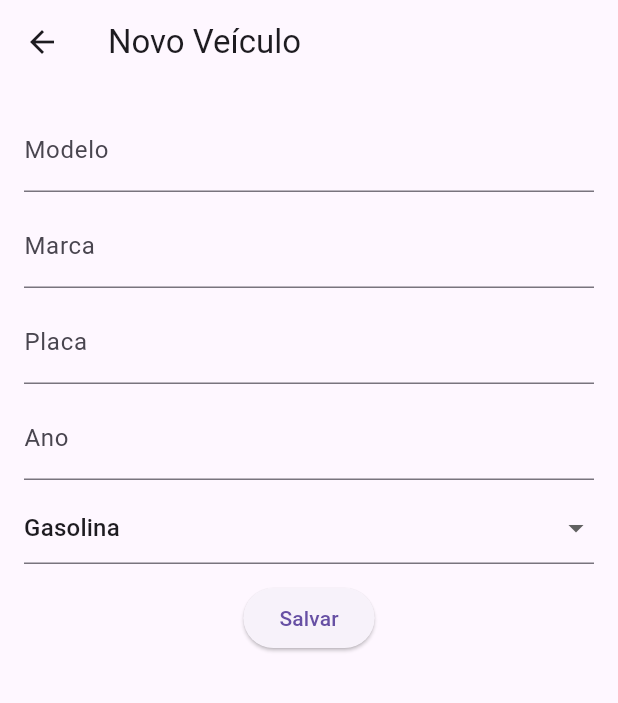
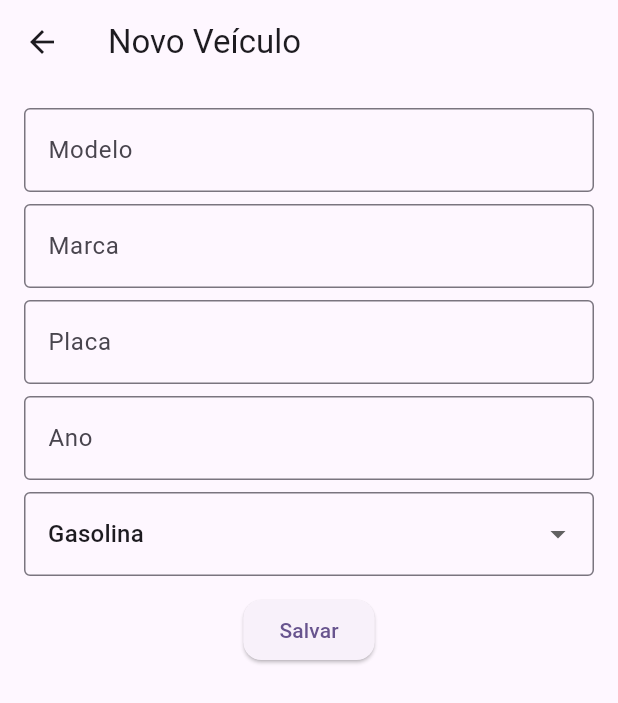
Before and after one commit to stelladesolaria/provaFlutter, a Flutter app: the NovoVeiculoPage screen opened directly, on a phone screen of 412 x 824 dp. Shown: the top 703 px of the screen. Run offline on Flutter 3.47's test engine with Material 3 defaults, Android fonts, the phone set to English and light mode, and no system bars; our stand-ins replace cloud_firestore, firebase_auth, firebase_core; accounts and stored records are empty.

Commit message:
style(theme): tema customizado e navegação
Implementação do tema personalizado e Drawer.

```diff
--- a/flutter_application/lib/app.dart
+++ b/flutter_application/lib/app.dart
@@ -3,6 +3,8 @@ import 'core/theme.dart';
 import 'core/routes.dart';
 import 'services/auth_service.dart';
 import 'package:provider/provider.dart';
+import 'pages/auth/login_page.dart';
+import 'pages/home/home_page.dart';
 
 class MyApp extends StatelessWidget {
   const MyApp({super.key});
@@ -29,8 +31,7 @@ class MyApp extends StatelessWidget {
     );
   }
 }
-import 'pages/auth/login_page.dart';
-import 'pages/home/home_page.dart';
+
 
 class LoginPageRedirect extends StatelessWidget {
   const LoginPageRedirect({super.key});
--- /dev/null
+++ b/flutter_application/lib/core/routes.dart
@@ -0,0 +1,20 @@
+import 'package:flutter/material.dart';
+import '../pages/auth/login_page.dart';
+import '../pages/auth/register_page.dart';
+import '../pages/home/home_page.dart';
+import '../pages/veiculos/lista_veiculos.dart';
+import '../pages/veiculos/novo_veiculo.dart';
+import '../pages/abastecimentos/lista_abastecimentos.dart';
+import '../pages/abastecimentos/novo_abastecimento.dart';
+
+class AppRoutes {
+  static final routes = <String, WidgetBuilder>{
+    '/': (c) => const LoginPage(),
+    '/register': (c) => const RegisterPage(),
+    '/home': (c) => const HomePage(),
+    '/meus-veiculos': (c) => ListaVeiculosPage(),
+    '/novo-veiculo': (c) => NovoVeiculoPage(),
+    '/meus-abastecimentos': (c) => ListaAbastecimentosPage(),
+    '/novo-abastecimento': (c) => NovoAbastecimentoPage(),
+  };
+}
--- /dev/null
+++ b/flutter_application/lib/core/theme.dart
@@ -0,0 +1,14 @@
+import 'package:flutter/material.dart';
+
+class AppTheme {
+  static final theme = ThemeData(
+    useMaterial3: true,
+    colorScheme: ColorScheme.fromSeed(seedColor: Colors.deepPurple),
+    inputDecorationTheme: const InputDecorationTheme(
+      border: OutlineInputBorder(),
+    ),
+    elevatedButtonTheme: ElevatedButtonThemeData(
+      style: ElevatedButton.styleFrom(shape: RoundedRectangleBorder(borderRadius: BorderRadius.circular(12))),
+    ),
+  );
+}
--- a/flutter_application/lib/main.dart
+++ b/flutter_application/lib/main.dart
@@ -1,7 +1,7 @@
 import 'package:flutter/material.dart';
 import 'package:firebase_core/firebase_core.dart';
 import 'app.dart';
-//import 'firebase_options.dart';
+import 'firebase_options.dart';
 
 void main() async {
   WidgetsFlutterBinding.ensureInitialized();
--- a/flutter_application/lib/pages/veiculos/novo_veiculo.dart
+++ b/flutter_application/lib/pages/veiculos/novo_veiculo.dart
@@ -30,7 +30,7 @@ class _NovoVeiculoPageState extends State<NovoVeiculoPage> {
           const SizedBox(height: 8),
           TextField(controller: ano, decoration: const InputDecoration(labelText: 'Ano'), keyboardType: TextInputType.number),
           const SizedBox(height: 8),
-          DropdownButtonFormField<String>(value: tipo, items: ['Gasolina','Etanol','Flex','Diesel'].map((e)=>DropdownMenuItem(value:e,child:Text(e))).toList(), onChanged: (v)=>setState(()=>tipo=v!)),
+          DropdownButtonFormField<String>(initialValue: tipo, items: ['Gasolina','Etanol','Flex','Diesel'].map((e)=>DropdownMenuItem(value:e,child:Text(e))).toList(), onChanged: (v)=>setState(()=>tipo=v!)),
           const SizedBox(height: 12),
           ElevatedButton(onPressed: () async {
             final a = int.tryParse(ano.text) ?? 0;
```
Also changed, not shown: flutter_application/lib/pages/abastecimentos/lista_abastecimentos.dart (+23 -6 lines), flutter_application/lib/pages/abastecimentos/novo_abastecimento.dart (+39 -22 lines), flutter_application/lib/pages/home/home_page.dart (added, +29 -0 lines), flutter_application/lib/firebase_options.dart (added), 4 other files.
